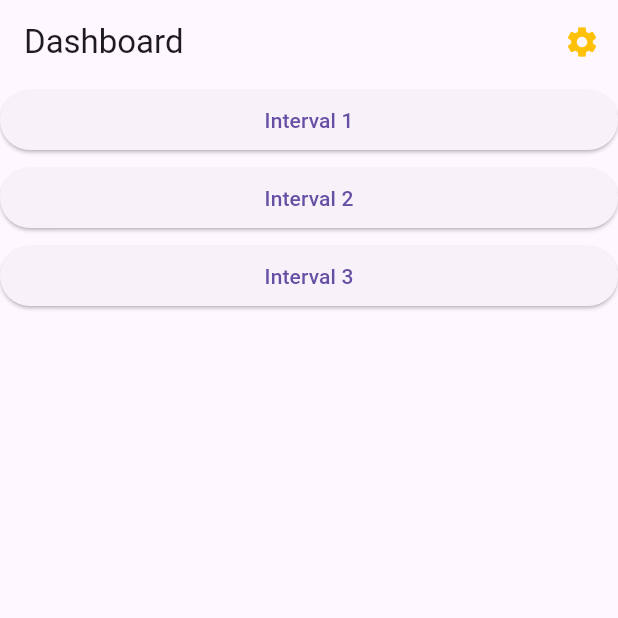
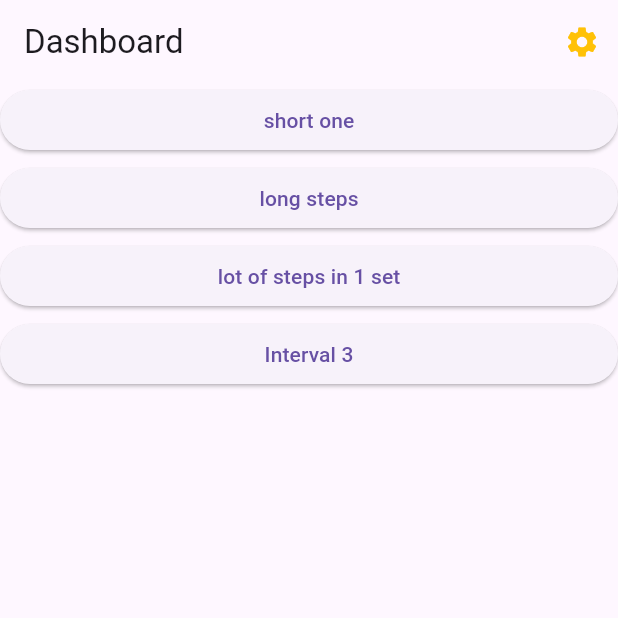
Before and after one commit to jbarszczewski/training-intervals, a Flutter app: the screen it shows after launch, on a phone screen of 412 x 824 dp, the top half of it. Run offline on Flutter 3.47's test engine with Material 3 defaults, Android fonts, the phone set to English and light mode, and no system bars; our stand-ins replace get_it.

Commit message:
Enhance interval management by updating the Interval model, modifying the Details and Player screens for new properties, and adding a DurationProgressBar widget for better visual feedback.

```diff
--- a/lib/features/intervals/managers/interval_manager.dart
+++ b/lib/features/intervals/managers/interval_manager.dart
@@ -6,7 +6,14 @@ import '../models/interval.dart';
 
 class IntervalManager with ChangeNotifier {
   final _intervalRepository = getIt<IntervalRepository>();
-  Interval _interval = Interval(id: '', title: '', steps: [], restDuration: 0);
+  Interval _interval = Interval(
+    id: '',
+    title: '',
+    steps: [],
+    stepRestDuration: 0,
+    numberOfSets: 0,
+    setRestDuration: 0,
+  );
   Interval get interval => _interval;
 
   void loadInterval(String id) {
--- a/lib/features/intervals/models/interval.dart
+++ b/lib/features/intervals/models/interval.dart
@@ -2,13 +2,17 @@ class Interval {
   final String id;
   final String title;
   final List<Step> steps;
-  final int restDuration;
+  final int numberOfSets;
+  final int stepRestDuration;
+  final int setRestDuration;
 
   Interval({
     required this.id,
     required this.title,
     required this.steps,
-    required this.restDuration,
+    required this.numberOfSets,
+    required this.stepRestDuration,
+    required this.setRestDuration,
   });
 
   Interval copyWith({String? id, String? title}) {
@@ -16,7 +20,9 @@ class Interval {
       id: id ?? this.id,
       title: title ?? this.title,
       steps: steps,
-      restDuration: restDuration,
+      stepRestDuration: stepRestDuration,
+      numberOfSets: numberOfSets,
+      setRestDuration: setRestDuration,
     );
   }
 }
--- a/lib/features/intervals/widgets/details_screen.dart
+++ b/lib/features/intervals/widgets/details_screen.dart
@@ -40,7 +40,7 @@ class DetailsScreen extends StatelessWidget {
                 children: [
                   Text(interval.title),
                   Text('Steps: ${interval.steps.length}'),
-                  Text('Rest duration: ${interval.restDuration}'),
+                  Text('Rest duration: ${interval.stepRestDuration}'),
                 ],
               );
             },
--- a/lib/shared/repositories/interval_repository.dart
+++ b/lib/shared/repositories/interval_repository.dart
@@ -7,21 +7,51 @@ class IntervalRepository {
   List<Interval> intervals = [
     Interval(
       id: Uuid().v4(),
-      title: 'Interval 1',
+      title: 'short one',
       steps: [
-        Step(id: Uuid().v4(), title: 'Step 1', duration: 30),
-        Step(id: Uuid().v4(), title: 'Step 2', duration: 60),
+        Step(id: Uuid().v4(), title: 'Step 1', duration: 5),
+        Step(id: Uuid().v4(), title: 'Step 2', duration: 6),
+        Step(id: Uuid().v4(), title: 'Step 3', duration: 3),
       ],
-      restDuration: 15,
+      numberOfSets: 2,
+      stepRestDuration: 5,
+      setRestDuration: 10,
     ),
     Interval(
       id: Uuid().v4(),
-      title: 'Interval 2',
+      title: 'long steps',
       steps: [
-        Step(id: Uuid().v4(), title: 'Step 3', duration: 45),
-        Step(id: Uuid().v4(), title: 'Step 2', duration: 90),
+        Step(id: Uuid().v4(), title: 'Step 1', duration: 60),
+        Step(id: Uuid().v4(), title: 'Step 2', duration: 160),
       ],
-      restDuration: 20,
+      numberOfSets: 3,
+      setRestDuration: 100,
+      stepRestDuration: 15,
+    ),
+    Interval(
+      id: Uuid().v4(),
+      title: 'lot of steps in 1 set',
+      steps: [
+        Step(id: Uuid().v4(), title: 'Step 3', duration: 5),
+        Step(id: Uuid().v4(), title: 'Step 2', duration: 9),
+        Step(id: Uuid().v4(), title: 'Step 1', duration: 3),
+        Step(id: Uuid().v4(), title: 'Step 4', duration: 7),
+        Step(id: Uuid().v4(), title: 'Step 5', duration: 2),
+        Step(id: Uuid().v4(), title: 'Step 6', duration: 1),
+        Step(id: Uuid().v4(), title: 'Step 7', duration: 4),
+        Step(id: Uuid().v4(), title: 'Step 8', duration: 8),
+        Step(id: Uuid().v4(), title: 'Step 9', duration: 6),
+        Step(id: Uuid().v4(), title: 'Step 10', duration: 10),
+        Step(id: Uuid().v4(), title: 'Step 11', duration: 12),
+        Step(id: Uuid().v4(), title: 'Step 12', duration: 14),
+        Step(id: Uuid().v4(), title: 'Step 13', duration: 16),
+        Step(id: Uuid().v4(), title: 'Step 14', duration: 18),
+        Step(id: Uuid().v4(), title: 'Step 15', duration: 20),
+        Step(id: Uuid().v4(), title: 'Step 16', duration: 22),
+      ],
+      numberOfSets: 1,
+      setRestDuration: 0,
+      stepRestDuration: 2,
     ),
     Interval(
       id: Uuid().v4(),
@@ -30,7 +60,9 @@ class IntervalRepository {
         Step(id: Uuid().v4(), title: 'Step 4', duration: 60),
         Step(id: Uuid().v4(), title: 'Step 1', duration: 120),
       ],
-      restDuration: 30,
+      stepRestDuration: 30,
+      numberOfSets: 4,
+      setRestDuration: 15,
     ),
   ];
 
```
Also changed, not shown: lib/features/intervals/widgets/duration_progress_bar.dart (added, +51 -0 lines), lib/features/intervals/widgets/player_screen.dart (+133 -13 lines), 1 other file.
